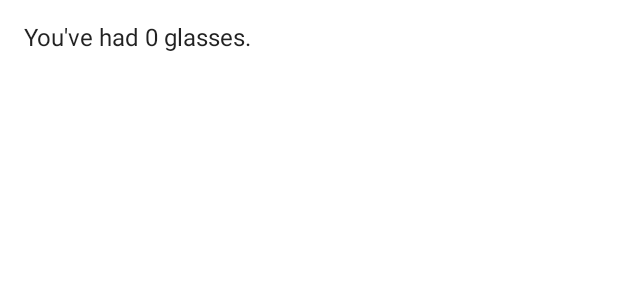
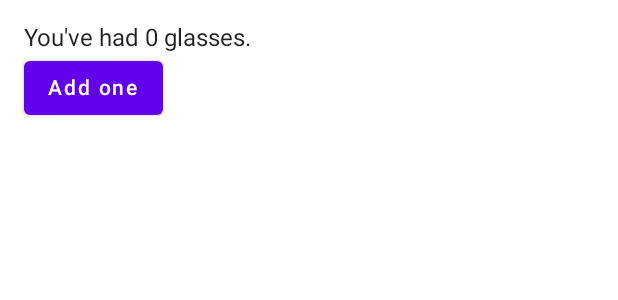
Before and after one commit to jmartinal/Compose_04_State, an Android app built with Jetpack Compose: the @Preview function WaterCounterLight, on a phone screen of 412 x 824 dp. Shown: the top 300 px of the screen. Run offline under Robolectric (Android 15) with nearby library versions, the phone set to English and light mode, and no system bars.

Commit message:
Created button to add more glasses

```diff
--- a/app/src/main/java/com/example/compose04state/ui/widget/WaterCounter.kt
+++ b/app/src/main/java/com/example/compose04state/ui/widget/WaterCounter.kt
@@ -1,10 +1,12 @@
 package com.example.compose04state.ui.widget
 
 import android.content.res.Configuration.UI_MODE_NIGHT_YES
+import androidx.compose.foundation.layout.Column
 import androidx.compose.foundation.layout.padding
+import androidx.compose.material.Button
 import androidx.compose.material.Surface
 import androidx.compose.material.Text
-import androidx.compose.runtime.Composable
+import androidx.compose.runtime.*
 import androidx.compose.ui.Modifier
 import androidx.compose.ui.tooling.preview.Preview
 import androidx.compose.ui.unit.dp
@@ -12,18 +14,17 @@ import com.example.compose04state.ui.theme.Compose04StateTheme
 
 @Composable
 fun WaterCounter(modifier: Modifier = Modifier) {
-    val count = 0
-    Text(
-        text = "You've had $count glasses.",
-        modifier = modifier.padding(16.dp)
-    )
+    var count = 0
+    Column(modifier = modifier.padding(16.dp)) {
+        Text(text = "You've had $count glasses.")
+        Button(onClick = { count++ }) {
+            Text(text = "Add one")
+        }
+    }
 }
 
+@Preview(name = "light", showBackground = true)
 @Composable
-@Preview(
-    name = "light",
-    showBackground = true
-)
 fun WaterCounterLight() {
     Compose04StateTheme {
         Surface {
@@ -32,12 +33,8 @@ fun WaterCounterLight() {
     }
 }
 
+@Preview(name = "dark", showBackground = true, uiMode = UI_MODE_NIGHT_YES)
 @Composable
-@Preview(
-    name = "dark",
-    showBackground = true,
-    uiMode = UI_MODE_NIGHT_YES
-)
 fun WaterCounterDark() {
     Compose04StateTheme {
         Surface {
```
Also changed, not shown: app/src/main/java/com/example/compose04state/ui/screen/WellnessScreen.kt (+25 -0 lines), 1 other file.
